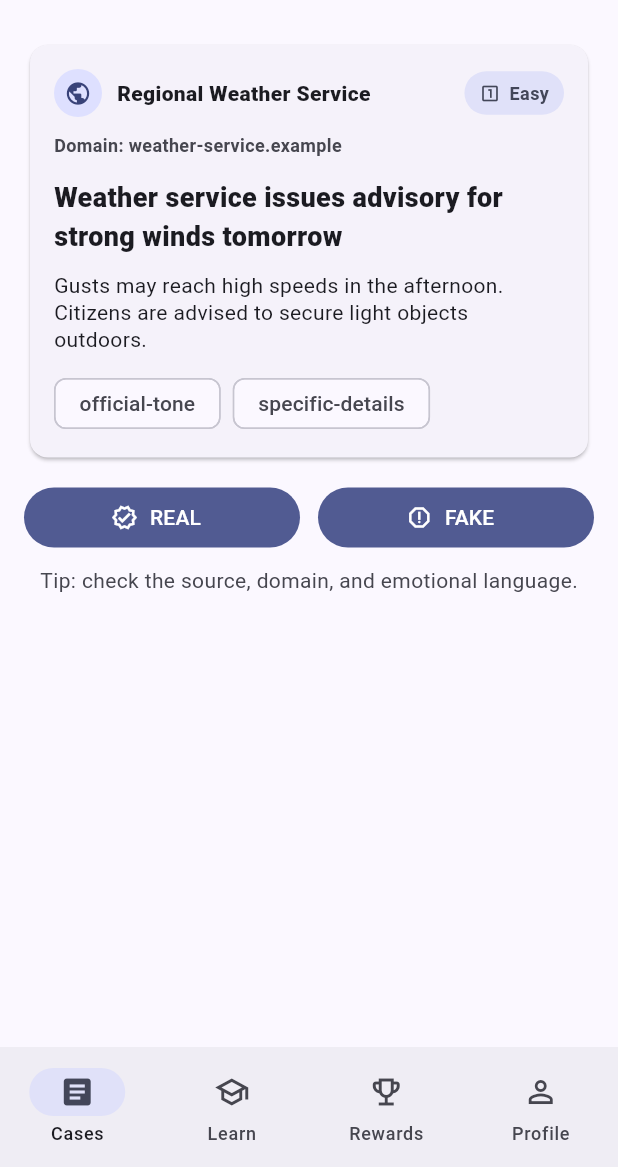
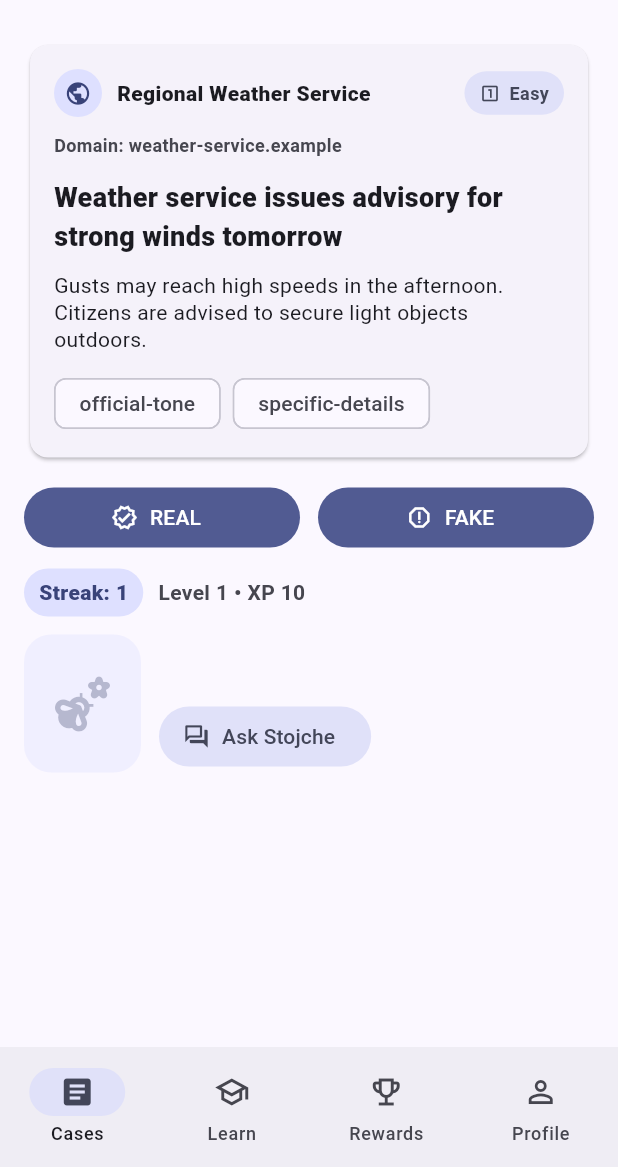
Before and after one commit to koceskigj/fake-news-detective, a Flutter app: the screen it shows after launch, after a tap on "REAL", after a tap on "Next case", on a phone screen of 412 x 824 dp, the part 69-1236 px from its top. Run offline on Flutter 3.47's test engine with Material 3 defaults, Android fonts, the phone set to English and light mode, and no system bars; our stand-ins replace shared_preferences.

Commit message:
feature: added an "Ask Stojche" as a counterpart to the Hint on the cases screen

```diff
--- a/lib/screens/cases_screen.dart
+++ b/lib/screens/cases_screen.dart
@@ -9,6 +9,7 @@ import '../state/app_state_scope.dart';
 import '../widgets/branded_app_bar.dart';
 import '../widgets/case_post_card.dart';
 import '../widgets/celebration_dialog.dart';
+import '../widgets/stojche_hint_area.dart';
 
 enum UserChoice { real, fake }
 
@@ -20,23 +21,26 @@ class CasesScreen extends StatefulWidget {
 }
 
 class _CasesScreenState extends State<CasesScreen> {
-  // ✅ no longer late/final: loaded async from repository
   List<CaseItem> _allCases = [];
-
   CaseItem? _current;
 
   UserChoice? _choice;
   bool? _isCorrect;
 
+  // Celebrations queue
   final List<CelebrationEvent> _pendingCelebrations = [];
 
+  // Repository load guard
   bool _loadedOnce = false;
+
+  // Stojche hint state
+  StojcheMood _stojcheMood = StojcheMood.idle;
+  bool _hintUsed = false;
+  String? _hintText;
 
   @override
   void didChangeDependencies() {
     super.didChangeDependencies();
-
-    // ✅ safe place to use AppStateScope.of(context)
     if (!_loadedOnce) {
       _loadedOnce = true;
       _loadCases();
@@ -55,7 +59,7 @@ class _CasesScreenState extends State<CasesScreen> {
       _allCases = loaded;
     });
 
-    _ensureCurrentCase();
+    await _ensureCurrentCase();
   }
 
   List<CaseItem> _unsolvedCases(Set<String> solvedIds) {
@@ -92,36 +96,77 @@ class _CasesScreenState extends State<CasesScreen> {
     return null;
   }
 
-  void _ensureCurrentCase() {
-    if (_allCases.isEmpty) return; // still loading
+  Future<void> _ensureCurrentCase() async {
+    // still loading initial cases
+    if (_loadedOnce && _allCases.isEmpty) return;
 
     final appState = AppStateScope.of(context);
     final progress = appState.progress;
 
+    // Prefer built-in unsolved if any exist
     final unsolved = _unsolvedCases(progress.solvedCaseIds);
-    if (unsolved.isEmpty) {
+
+    CaseItem? nextItem;
+
+    if (unsolved.isNotEmpty) {
       final target = appState.targetDifficultyFromStreak();
-      appState.caseRepository
-          .generateCase(progress: progress, targetDifficulty: target)
-          .then((gen) {
+      nextItem = _pickNextCase(unsolved: unsolved, targetDifficulty: target);
+    } else {
+      // ✅ fallback to generated case (infinite)
+      final target = appState.targetDifficultyFromStreak();
+      nextItem = await appState.caseRepository.generateCase(
+        progress: progress,
+        targetDifficulty: target,
+      );
+    }
+
     if (!mounted) return;
+
     setState(() {
-          _current = gen; // may be null if repo can't generate
+      _current = nextItem;
       _choice = null;
       _isCorrect = null;
+
+      // Reset Stojche for new case
+      _stojcheMood = StojcheMood.idle;
+      _hintUsed = false;
+      _hintText = null;
     });
-      });
-      return;
   }
 
+  String _generateHint(CaseItem item) {
+    final tags = item.tags.map((t) => t.toLowerCase()).toList();
 
-    final target = appState.targetDifficultyFromStreak();
-    final picked = _pickNextCase(unsolved: unsolved, targetDifficulty: target);
+    String reason;
+    if (tags.contains('clickbait') || tags.contains('sharebait')) {
+      reason = 'This feels like clickbait: dramatic wording that tries to force a quick reaction.';
+    } else if (tags.contains('missing-source') || tags.contains('vague-evidence')) {
+      reason = 'I don’t see a credible source. “Experts say…” without names or links is suspicious.';
+    } else if (tags.contains('fearbait') || tags.contains('urgent-language')) {
+      reason = 'It uses urgency and fear to push you to act fast. Real info is usually calmer and specific.';
+    } else if (tags.contains('context-missing') || tags.contains('cropped-clip')) {
+      reason = 'This might be missing context. Short clips/screenshots can change the meaning.';
+    } else if (tags.contains('absurd-claim') || tags.contains('too-good-to-be-true')) {
+      reason = 'It sounds too good to be true. Extraordinary claims need strong evidence.';
+    } else if (!item.isFake) {
+      reason = 'This sounds specific and practical. That usually points toward real information.';
+    } else {
+      reason = 'Something feels off: vague details and no easy way to verify.';
+    }
+
+    final leaning = item.isFake ? 'I’m leaning towards FAKE.' : 'I’m leaning towards REAL.';
+    return '$reason\n\n$leaning';
+  }
+
+  void _askStojche() {
+    if (_current == null) return;
+    if (_hintUsed) return;
+    if (_choice != null) return;
 
     setState(() {
-      _current = picked;
-      _choice = null;
-      _isCorrect = null;
+      _hintUsed = true;
+      _stojcheMood = StojcheMood.talking;
+      _hintText = _generateHint(_current!);
     });
   }
 
@@ -137,14 +182,16 @@ class _CasesScreenState extends State<CasesScreen> {
 
     final choiceEnum = pickedFake ? AnswerChoice.fake : AnswerChoice.real;
 
+    // update mood for feedback
+    final mood = correct ? StojcheMood.celebrate : StojcheMood.wise;
+
     final events = await appState.recordCaseSolved(
-      item: item,
       caseId: item.id,
       userChoice: choiceEnum,
       isCorrect: correct,
       difficulty: item.difficulty,
+      item: item,
     );
-
 
     if (!mounted) return;
 
@@ -152,6 +199,7 @@ class _CasesScreenState extends State<CasesScreen> {
       _choice = choice;
       _isCorrect = correct;
       _pendingCelebrations.addAll(events);
+      _stojcheMood = mood;
     });
   }
 
@@ -176,7 +224,7 @@ class _CasesScreenState extends State<CasesScreen> {
       await _showCelebrationsIfAny();
     }
     if (!mounted) return;
-    _ensureCurrentCase();
+    await _ensureCurrentCase();
   }
 
   @override
@@ -185,57 +233,31 @@ class _CasesScreenState extends State<CasesScreen> {
     final appState = AppStateScope.of(context);
     final progress = appState.progress;
 
-    final isLoading = _allCases.isEmpty;
-
-    if (isLoading) {
-      return Scaffold(
-        appBar: const BrandedAppBar(),
-
-        body: const Center(child: CircularProgressIndicator()),
-      );
-    }
-
-    final unsolvedCount = _unsolvedCases(progress.solvedCaseIds).length;
+    // Loading initial cases from repo
+    final isLoadingInitial = _loadedOnce && _allCases.isEmpty && _current == null;
 
     return Scaffold(
-      appBar: const BrandedAppBar(),
+      appBar: const BrandedAppBar(), // branded, no screen title
       body: SafeArea(
         child: Padding(
           padding: const EdgeInsets.all(16),
-          child: _current == null
-              ? Center(
-            child: Card(
-              child: Padding(
-                padding: const EdgeInsets.all(18),
-                child: Column(
-                  mainAxisSize: MainAxisSize.min,
+          child: isLoadingInitial
+              ? const Center(child: CircularProgressIndicator())
+              : (_current == null
+              ? Column(
+            mainAxisAlignment: MainAxisAlignment.center,
             children: [
-                    const Icon(Icons.check_circle_outline, size: 44),
-                    const SizedBox(height: 10),
-                    const Center(child: CircularProgressIndicator()),
-                    const SizedBox(height: 10),
-                    const Text(
-                      'Next step: AI-generated cases will enable unlimited new training posts.',
-                      textAlign: TextAlign.center,
-                    ),
-                    const SizedBox(height: 14),
-                    FilledButton(
-                      onPressed: () {
-                        ScaffoldMessenger.of(context).showSnackBar(
-                          const SnackBar(
-                            content: Text('Later: AI will generate unlimited cases ✅'),
-                          ),
-                        );
-                      },
-                      child: const Text('About AI cases'),
+              const CircularProgressIndicator(),
+              const SizedBox(height: 12),
+              Text(
+                'Generating a new case…',
+                style: TextStyle(color: cs.onSurfaceVariant, fontWeight: FontWeight.w700),
               ),
             ],
-                ),
-              ),
-            ),
           )
               : Column(
             children: [
+              // Case card
               CasePostCard(item: _current!),
               const SizedBox(height: 12),
 
@@ -259,12 +281,50 @@ class _CasesScreenState extends State<CasesScreen> {
                     ),
                   ],
                 ),
-                const SizedBox(height: 8),
-                Text(
-                  'Tip: check the source, domain, and emotional language.',
-                  style: TextStyle(color: cs.onSurfaceVariant),
+                const SizedBox(height: 10),
+
+                // Session streak shown here (not in top bar)
+                Row(
+                  children: [
+                    Container(
+                      padding: const EdgeInsets.symmetric(horizontal: 10, vertical: 6),
+                      decoration: BoxDecoration(
+                        color: cs.primaryContainer,
+                        borderRadius: BorderRadius.circular(999),
+                      ),
+                      child: Text(
+                        'Streak: ${appState.sessionStreak}',
+                        style: TextStyle(
+                          fontWeight: FontWeight.w900,
+                          color: cs.onPrimaryContainer,
+                        ),
+                      ),
+                    ),
+                    const SizedBox(width: 10),
+                    Expanded(
+                      child: Text(
+                        'Level ${progress.level} • XP ${progress.xp}',
+                        style: TextStyle(
+                          color: cs.onSurfaceVariant,
+                          fontWeight: FontWeight.w700,
+                        ),
+                        overflow: TextOverflow.ellipsis,
+                      ),
+                    ),
+                  ],
+                ),
+
+                const SizedBox(height: 12),
+
+                // Stojche hint area
+                StojcheHintArea(
+                  mood: _stojcheMood,
+                  hintUsed: _hintUsed,
+                  hintText: _hintText,
+                  onAsk: _askStojche,
                 ),
               ] else ...[
+                // Feedback panel
                 Container(
                   width: double.infinity,
                   padding: const EdgeInsets.all(14),
@@ -311,9 +371,19 @@ class _CasesScreenState extends State<CasesScreen> {
                     ],
                   ),
                 ),
+
+                const SizedBox(height: 12),
+
+                // After answering, keep Stojche visible with a mood (no hint bubble needed)
+                StojcheHintArea(
+                  mood: _stojcheMood,
+                  hintUsed: true,
+                  hintText: null,
+                  onAsk: () {},
+                ),
               ],
             ],
-          ),
+          )),
         ),
       ),
     );
--- /dev/null
+++ b/lib/widgets/stojche_hint_area.dart
@@ -0,0 +1,73 @@
+import 'package:flutter/material.dart';
+import 'speech_bubble.dart';
+
+enum StojcheMood { idle, talking, celebrate, wise }
+
+class StojcheHintArea extends StatelessWidget {
+  final StojcheMood mood;
+  final bool hintUsed;
+  final String? hintText;
+  final VoidCallback onAsk;
+
+  const StojcheHintArea({
+    super.key,
+    required this.mood,
+    required this.hintUsed,
+    required this.hintText,
+    required this.onAsk,
+  });
+
+  IconData _iconForMood(StojcheMood mood) {
+    switch (mood) {
+      case StojcheMood.talking:
+        return Icons.record_voice_over_outlined;
+      case StojcheMood.celebrate:
+        return Icons.celebration_outlined;
+      case StojcheMood.wise:
+        return Icons.psychology_outlined;
+      case StojcheMood.idle:
+      default:
+        return Icons.emoji_nature;
+    }
+  }
+
+  @override
+  Widget build(BuildContext context) {
+    final cs = Theme.of(context).colorScheme;
+
+    return Row(
+      crossAxisAlignment: CrossAxisAlignment.end,
+      children: [
+        Opacity(
+          opacity: 0.35,
+          child: Container(
+            width: 78,
+            height: 92,
+            decoration: BoxDecoration(
+              color: cs.primaryContainer,
+              borderRadius: BorderRadius.circular(18),
+            ),
+            child: Icon(
+              _iconForMood(mood),
+              size: 44,
+              color: cs.onPrimaryContainer,
+            ),
+          ),
+        ),
+        const SizedBox(width: 12),
+        Expanded(
+          child: hintText == null
+              ? Align(
+            alignment: Alignment.bottomLeft,
+            child: FilledButton.tonalIcon(
+              onPressed: hintUsed ? null : onAsk,
+              icon: const Icon(Icons.question_answer_outlined),
+              label: const Text('Ask Stojche'),
+            ),
+          )
+              : SpeechBubble(text: hintText!),
+        ),
+      ],
+    );
+  }
+}
```
Also changed, not shown: lib/widgets/speech_bubble.dart (added, +48 -0 lines). Lines whose indentation alone changed are shown as unchanged.
